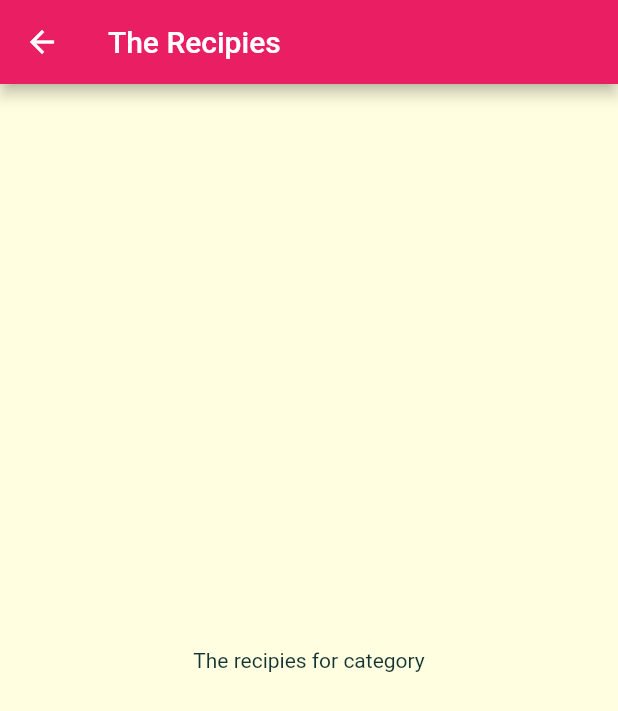
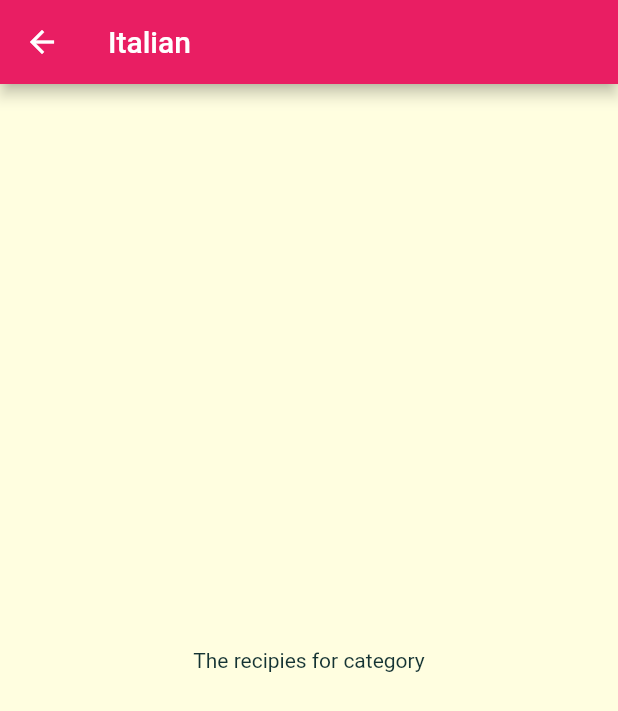
Before and after one commit to acybulska/Meals_App, a Flutter app: the screen it shows after launch, after a tap on "Italian", on a phone screen of 412 x 824 dp. Shown: the top 711 px of the screen. Run offline on Flutter 3.47's test engine with Material 2 defaults, Android fonts, the phone set to English and light mode, and no system bars; Roboto replaces fonts that are missing (Railway).

Commit message:
Add title to meals screen

```diff
--- a/lib/categories_screen.dart
+++ b/lib/categories_screen.dart
@@ -13,6 +13,7 @@ class CategoriesScreen extends StatelessWidget {
         padding: const EdgeInsets.all(25),
         children: DUMMY_CATEGORIES
             .map((catData) => CategoryItem(
+                  catData.id,
                   catData.title,
                   catData.color,
                 ))
--- a/lib/category_item.dart
+++ b/lib/category_item.dart
@@ -2,14 +2,15 @@ import 'package:flutter/material.dart';
 import './category_meals_screen.dart';
 
 class CategoryItem extends StatelessWidget {
+  final String id;
   final String title;
   final Color color;
 
-  CategoryItem(this.title, this.color);
+  CategoryItem(this.id, this.title, this.color);
 
   void selectCategory(BuildContext ctx) {
     Navigator.of(ctx).push(MaterialPageRoute(builder: (_) {
-      return CategoryMealsScreen();
+      return CategoryMealsScreen(id, title);
     }));
   }
 
--- a/lib/category_meals_screen.dart
+++ b/lib/category_meals_screen.dart
@@ -1,11 +1,15 @@
 import 'package:flutter/material.dart';
 
 class CategoryMealsScreen extends StatelessWidget {
+  final String categoryId;
+  final String categoryTitle;
+
+  CategoryMealsScreen(this.categoryId, this.categoryTitle);
   @override
   Widget build(BuildContext context) {
     return Scaffold(
       appBar: AppBar(
-        title: Text('The Recipies'),
+        title: Text(categoryTitle),
       ),
       body: Center(
         child: Text('The recipies for category'),
```
